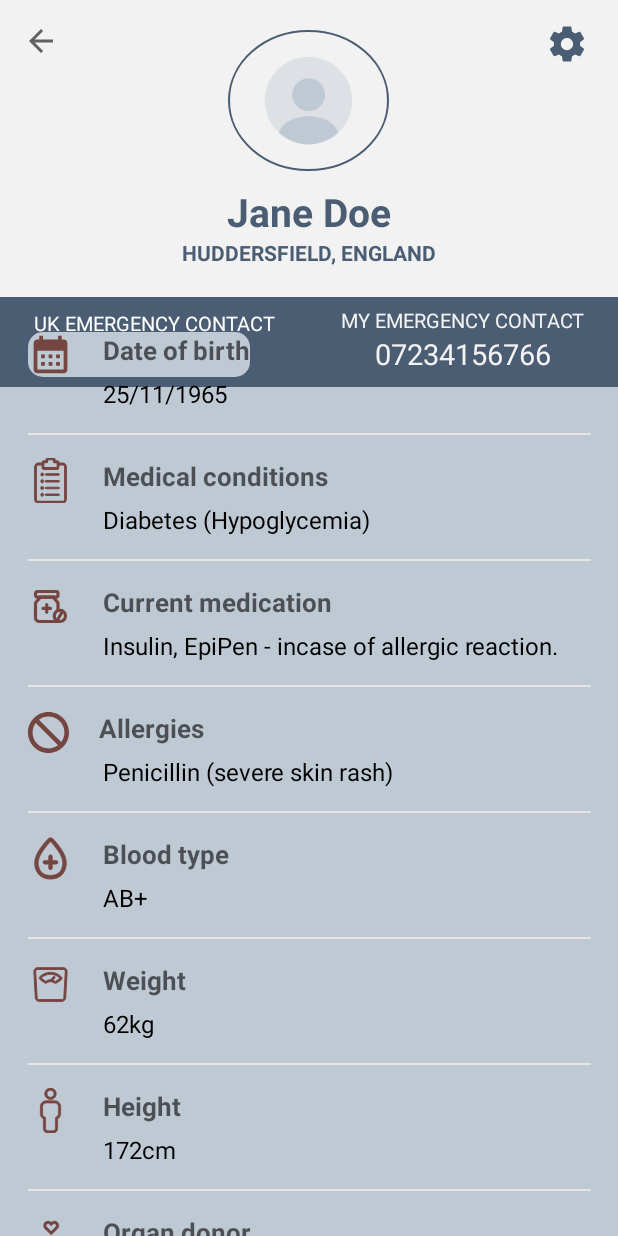
After one commit to amina-haq/CareCompanion, an Android app: the Medical_Id screen opened directly, with no data from a screen before it, on a phone screen of 412 x 824 dp. The commit adds this screen. Run offline under Robolectric (Android 15) with nearby library versions, the light colour scheme and no system bars; Roboto replaces fonts that are not available here.

Commit message:
medical id layout

```diff
--- /dev/null
+++ b/app/src/main/java/com/example/carecompanion/Medical_Id.java
@@ -0,0 +1,24 @@
+package com.example.carecompanion;
+
+import android.os.Bundle;
+
+import androidx.activity.EdgeToEdge;
+import androidx.appcompat.app.AppCompatActivity;
+import androidx.core.graphics.Insets;
+import androidx.core.view.ViewCompat;
+import androidx.core.view.WindowInsetsCompat;
+
+public class Medical_Id extends AppCompatActivity {
+
+    @Override
+    protected void onCreate(Bundle savedInstanceState) {
+        super.onCreate(savedInstanceState);
+        EdgeToEdge.enable(this);
+        setContentView(R.layout.activity_medical_id);
+        ViewCompat.setOnApplyWindowInsetsListener(findViewById(R.id.main), (v, insets) -> {
+            Insets systemBars = insets.getInsets(WindowInsetsCompat.Type.systemBars());
+            v.setPadding(systemBars.left, systemBars.top, systemBars.right, systemBars.bottom);
+            return insets;
+        });
+    }
+}
--- /dev/null
+++ b/app/src/main/res/drawable/calendar2.xml
@@ -0,0 +1,12 @@
+<vector xmlns:android="http://schemas.android.com/apk/res/android"
+    android:height="30dp"
+    android:tint="#754541"
+    android:viewportHeight="24"
+    android:viewportWidth="24"
+    android:width="30dp">
+
+    <path
+        android:fillColor="#754541"
+        android:pathData="M19,4h-1V2h-2v2H8V2H6v2H5C3.89,4 3.01,4.9 3.01,6L3,20c0,1.1 0.89,2 2,2h14c1.1,0 2,-0.9 2,-2V6C21,4.9 20.1,4 19,4zM19,20H5V10h14V20zM9,14H7v-2h2V14zM13,14h-2v-2h2V14zM17,14h-2v-2h2V14zM9,18H7v-2h2V18zM13,18h-2v-2h2V18zM17,18h-2v-2h2V18z"/>
+
+</vector>
--- /dev/null
+++ b/app/src/main/res/drawable/circle_border.xml
@@ -0,0 +1,9 @@
+<?xml version="1.0" encoding="utf-8"?>
+<shape xmlns:android="http://schemas.android.com/apk/res/android"
+    android:shape="oval">
+
+    <stroke
+        android:width="1.25dp"
+        android:color="@color/dark_blue" />
+
+</shape>
--- /dev/null
+++ b/app/src/main/res/drawable/medical_settings_logo.xml
@@ -0,0 +1,9 @@
+<vector xmlns:android="http://schemas.android.com/apk/res/android"
+    android:width="28dp"
+    android:height="28dp"
+    android:viewportWidth="24.0"
+    android:viewportHeight="24.0">
+    <path
+        android:fillColor="@color/dark_blue"
+        android:pathData="M19.43,12.98c0.04,-0.32 0.07,-0.64 0.07,-0.98s-0.03,-0.66 -0.07,-0.98l2.11,-1.65c0.19,-0.15 0.24,-0.42 0.12,-0.64l-2,-3.46c-0.12,-0.22 -0.39,-0.3 -0.61,-0.22l-2.49,1c-0.52,-0.4 -1.08,-0.73 -1.69,-0.98l-0.38,-2.65C14.46,2.18 14.25,2 14,2h-4c-0.25,0 -0.46,0.18 -0.49,0.42l-0.38,2.65c-0.61,0.25 -1.17,0.59 -1.69,0.98l-2.49,-1c-0.23,-0.09 -0.49,0 -0.61,0.22l-2,3.46c-0.13,0.22 -0.07,0.49 0.12,0.64l2.11,1.65c-0.04,0.32 -0.07,0.65 -0.07,0.98s0.03,0.66 0.07,0.98l-2.11,1.65c-0.19,0.15 -0.24,0.42 -0.12,0.64l2,3.46c0.12,0.22 0.39,0.3 0.61,0.22l2.49,-1c0.52,0.4 1.08,0.73 1.69,0.98l0.38,2.65c0.03,0.24 0.24,0.42 0.49,0.42h4c0.25,0 0.46,-0.18 0.49,-0.42l0.38,-2.65c0.61,-0.25 1.17,-0.59 1.69,-0.98l2.49,1c0.23,0.09 0.49,0 0.61,-0.22l2,-3.46c0.12,-0.22 0.07,-0.49 -0.12,-0.64l-2.11,-1.65zM12,15.5c-1.93,0 -3.5,-1.57 -3.5,-3.5s1.57,-3.5 3.5,-3.5 3.5,1.57 3.5,3.5 -1.57,3.5 -3.5,3.5z"/>
+</vector>
--- a/app/src/main/res/drawable/profile_circle.xml
+++ b/app/src/main/res/drawable/profile_circle_logo.xml
@@ -1,6 +1,6 @@
 <vector xmlns:android="http://schemas.android.com/apk/res/android"
-    android:width="64dp"
-    android:height="64dp"
+    android:width="70dp"
+    android:height="70dp"
     android:viewportWidth="24"
     android:viewportHeight="24">
     <path
--- /dev/null
+++ b/app/src/main/res/layout/activity_medical_id.xml
@@ -0,0 +1,380 @@
+<?xml version="1.0" encoding="utf-8"?>
+<androidx.constraintlayout.widget.ConstraintLayout xmlns:android="http://schemas.android.com/apk/res/android"
+    xmlns:app="http://schemas.android.com/apk/res-auto"
+    xmlns:tools="http://schemas.android.com/tools"
+    android:id="@+id/main"
+    android:layout_width="wrap_content"
+    android:layout_height="match_parent"
+    tools:context=".MainActivity"
+    android:background="#BEC9D3">
+
+    <RelativeLayout
+        android:id="@+id/relativeLayout"
+        android:layout_width="match_parent"
+        android:layout_height="wrap_content"
+        android:background="#F2F2F2"
+        tools:ignore="MissingConstraints">
+
+        <ImageButton
+            android:id="@+id/backButton"
+            android:layout_width="wrap_content"
+            android:layout_height="wrap_content"
+            android:layout_marginStart="15dp"
+            android:layout_marginTop="15dp"
+            android:background="#F2F2F2"
+            android:onClick="launchHomepage"
+            app:srcCompat="?attr/actionModeCloseDrawable" />
+
+
+        <ImageButton
+            android:layout_width="wrap_content"
+            android:layout_height="wrap_content"
+            android:layout_alignParentEnd="true"
+            android:layout_marginTop="15dp"
+            android:paddingEnd="20dp"
+            android:adjustViewBounds="true"
+            app:srcCompat="@drawable/medical_settings_logo"
+            android:background="#F2F2F2"
+            android:onClick="launchSettingsPage"/>
+
+        <ImageView
+            android:id="@+id/profile"
+            android:layout_width="107dp"
+            android:layout_height="94dp"
+            android:layout_centerHorizontal="true"
+            android:layout_marginTop="20dp"
+            android:layout_marginBottom="9dp"
+            android:adjustViewBounds="true"
+            android:background="@drawable/circle_border"
+            android:padding="3dp"
+            android:scaleType="centerInside"
+            android:src="@drawable/profile_circle_logo" />
+
+        <TextView
+            android:id="@+id/tv_name"
+            android:layout_width="wrap_content"
+            android:layout_height="wrap_content"
+            android:layout_below="@+id/profile"
+            android:layout_alignBaseline="@+id/profile"
+            android:layout_centerHorizontal="true"
+            android:text="@string/name"
+            android:textColor="@color/dark_blue"
+            android:textSize="26sp"
+            android:textStyle="bold" />
+
+        <TextView
+            android:id="@+id/tv_address"
+            android:layout_width="wrap_content"
+            android:layout_height="wrap_content"
+            android:layout_below="@+id/tv_name"
+            android:layout_centerHorizontal="true"
+            android:text="@string/location"
+            android:textAllCaps="true"
+            android:textColor="@color/dark_blue"
+            android:textSize="14sp"
+            android:textStyle="bold" />
+
+        <LinearLayout
+            android:id="@+id/linlay1"
+            android:layout_width="match_parent"
+            android:layout_height="wrap_content"
+            android:layout_below="@id/tv_address"
+            android:layout_marginTop="20dp"
+            android:orientation="horizontal">
+
+            <RelativeLayout
+                android:layout_width="match_parent"
+                android:layout_height="60dp"
+                android:layout_gravity="center"
+                android:layout_weight="1"
+                android:background="@color/dark_blue"
+                android:gravity="center"
+                android:paddingTop="6dp"
+                android:paddingBottom="5dp">
+
+                <LinearLayout
+                    android:layout_width="wrap_content"
+                    android:layout_height="wrap_content"
+                    android:gravity="center_horizontal"
+                    android:orientation="vertical">
+
+                    <TextView
+                        android:layout_width="wrap_content"
+                        android:layout_height="wrap_content"
+                        android:text="@string/emergency_contact"
+                        android:textAllCaps="true"
+                        android:textColor="@color/white"
+                        android:textSize="13sp" />
+
+                    <TextView
+                        android:layout_width="wrap_content"
+                        android:layout_height="wrap_content"
+                        android:text="@string/emergency_no"
+                        android:textColor="@color/white"
+                        android:textSize="19sp" />
+                </LinearLayout>
+            </RelativeLayout>
+
+            <RelativeLayout
+                android:layout_width="match_parent"
+                android:layout_height="60dp"
+                android:layout_gravity="center"
+                android:layout_weight="1"
+                android:background="@color/dark_blue"
+                android:gravity="center_horizontal"
+                android:orientation="vertical"
+                android:paddingTop="6dp"
+                android:paddingBottom="5dp">
+
+                <LinearLayout
+                    android:layout_width="wrap_content"
+                    android:layout_height="wrap_content"
+                    android:gravity="center_horizontal"
+                    android:orientation="vertical">
+
+                    <TextView
+                        android:layout_width="wrap_content"
+                        android:layout_height="wrap_content"
+                        android:text="@string/my_emergency_contact"
+                        android:textAllCaps="true"
+                        android:textColor="#F2F2F2"
+                        android:textSize="13sp" />
+
+                    <TextView
+                        android:layout_width="wrap_content"
+                        android:layout_height="wrap_content"
+                        android:text="07234156766"
+                        android:textColor="#F2F2F2"
+                        android:textSize="19sp" />
+                </LinearLayout>
+            </RelativeLayout>
+        </LinearLayout>
+
+    </RelativeLayout>
+
+
+    <LinearLayout
+        android:layout_width="wrap_content"
+        android:layout_height="wrap_content"
+        android:orientation="vertical"
+        app:layout_constraintBottom_toBottomOf="parent"
+        app:layout_constraintEnd_toEndOf="parent"
+        app:layout_constraintStart_toStartOf="parent"
+        app:layout_constraintTop_toBottomOf="@+id/relativeLayout"
+        tools:ignore="MissingConstraints">
+
+
+        <TextView
+            android:id="@+id/txtDOB"
+            android:layout_width="wrap_content"
+            android:layout_height="30dp"
+            android:background="@drawable/medical_id_bg"
+            android:drawableStart="@drawable/calendar2"
+            android:drawablePadding="20dp"
+            android:hint="@string/date_of_birth"
+            android:textColor="@color/dark_blue"
+            android:textSize="17sp"
+            android:textStyle="bold" />
+
+        <TextView
+            android:layout_width="wrap_content"
+            android:layout_height="wrap_content"
+            android:paddingStart="50dp"
+            android:text="@string/DOB"
+            android:textColor="#000000"
+            android:textSize="16sp" />
+
+        <View
+            android:layout_width="match_parent"
+            android:layout_height="1dp"
+            android:layout_marginTop="15dp"
+            android:background="@color/grey" />
+
+
+        <TextView
+            android:id="@+id/txtcondition"
+            android:layout_width="wrap_content"
+            android:layout_height="30dp"
+            android:layout_marginTop="15dp"
+            android:background="@drawable/medical_id_bg"
+            android:drawableStart="@drawable/clipboard_list_logo"
+            android:drawablePadding="20dp"
+            android:hint="@string/medical_conditions"
+            android:textColor="@color/dark_blue"
+            android:textSize="17sp"
+            android:textStyle="bold" />
+
+        <TextView
+            android:layout_width="wrap_content"
+            android:layout_height="wrap_content"
+            android:paddingStart="50dp"
+            android:text="@string/medical_condition"
+            android:textColor="#000000"
+            android:textSize="16sp" />
+
+        <View
+            android:layout_width="match_parent"
+            android:layout_height="1dp"
+            android:layout_marginTop="15dp"
+            android:background="@color/grey" />
+
+        <TextView
+            android:id="@+id/txtcondition4"
+            android:layout_width="wrap_content"
+            android:layout_height="30dp"
+            android:layout_marginTop="15dp"
+            android:background="@drawable/medical_id_bg"
+            android:drawableStart="@drawable/medicine_logo"
+            android:drawablePadding="20dp"
+            android:hint="@string/current_medication"
+            android:textColor="@color/dark_blue"
+            android:textSize="17sp"
+            android:textStyle="bold" />
+
+        <TextView
+            android:layout_width="wrap_content"
+            android:layout_height="wrap_content"
+            android:paddingStart="50dp"
+            android:text="@string/current_medications"
+            android:textColor="#000000"
+            android:textSize="16sp" />
+
+        <View
+            android:layout_width="match_parent"
+            android:layout_height="1dp"
+            android:layout_marginTop="15dp"
+            android:background="@color/grey" />
+
+        <TextView
+            android:id="@+id/txtcondition3"
+            android:layout_width="wrap_content"
+            android:layout_height="30dp"
+            android:layout_marginTop="15dp"
+            android:background="@drawable/medical_id_bg"
+            android:drawableStart="@drawable/no_logo"
+            android:drawablePadding="20dp"
+            android:hint="@string/allergies"
+            android:textColor="@color/dark_blue"
+            android:textSize="17sp"
+            android:textStyle="bold" />
+
+        <TextView
+            android:layout_width="wrap_content"
+            android:layout_height="wrap_content"
+            android:paddingStart="50dp"
+            android:text="@string/allergy"
+            android:textColor="#000000"
+            android:textSize="16sp" />
+
+        <View
+            android:layout_width="375dp"
+            android:layout_height="1dp"
+            android:layout_marginTop="15dp"
+            android:background="@color/grey" />
+
+
+        <TextView
+            android:id="@+id/txtcondition2"
+            android:layout_width="wrap_content"
+            android:layout_height="30dp"
+            android:layout_marginTop="15dp"
+            android:background="@drawable/medical_id_bg"
+            android:drawableStart="@drawable/blood_type_logo"
+            android:drawablePadding="20dp"
+            android:hint="@string/blood_type"
+            android:textColor="@color/dark_blue"
+            android:textSize="17sp"
+            android:textStyle="bold" />
+
+        <TextView
+            android:layout_width="wrap_content"
+            android:layout_height="wrap_content"
+            android:paddingStart="50dp"
+            android:text="@string/my_blood_type"
+            android:textColor="#000000"
+            android:textSize="16sp" />
+
+        <View
+            android:layout_width="match_parent"
+            android:layout_height="1dp"
+            android:layout_marginTop="15dp"
+            android:background="@color/grey" />
+
+        <TextView
+            android:id="@+id/txtcondition5"
+            android:layout_width="match_parent"
+            android:layout_height="30dp"
+            android:layout_marginTop="15dp"
+            android:background="@drawable/medical_id_bg"
+            android:drawableStart="@drawable/weight_logo"
+            android:drawablePadding="20dp"
+            android:hint="@string/weight"
+            android:textColor="@color/dark_blue"
+            android:textSize="17sp"
+            android:textStyle="bold" />
+
+        <TextView
+            android:layout_width="wrap_content"
+            android:layout_height="wrap_content"
+            android:paddingStart="50dp"
+            android:text="62kg"
+            android:textColor="#000000"
+            android:textSize="16sp" />
+
+        <View
+            android:layout_width="match_parent"
+            android:layout_height="1dp"
+            android:layout_marginTop="15dp"
+            android:background="@color/grey" />
+
+        <TextView
+            android:id="@+id/txtcondition6"
+            android:layout_width="match_parent"
+            android:layout_height="30dp"
+            android:layout_marginTop="15dp"
+            android:background="@drawable/medical_id_bg"
+            android:drawableStart="@drawable/stick_man_logo"
+            android:drawablePadding="20dp"
+            android:hint="@string/height"
+            android:textColor="@color/dark_blue"
+            android:textSize="17sp"
+            android:textStyle="bold" />
+
+        <TextView
+            android:layout_width="wrap_content"
+            android:layout_height="wrap_content"
+            android:paddingStart="50dp"
+            android:text="172cm"
+            android:textColor="#000000"
+            android:textSize="16sp" />
+
+        <View
+            android:layout_width="match_parent"
+            android:layout_height="1dp"
+            android:layout_marginTop="15dp"
+            android:background="@color/grey" />
+
+        <TextView
+            android:id="@+id/txtcondition7"
+            android:layout_width="match_parent"
+            android:layout_height="30dp"
+            android:layout_marginTop="15dp"
+            android:background="@drawable/medical_id_bg"
+            android:drawableStart="@drawable/donation_logo"
+            android:drawablePadding="20dp"
+            android:hint="@string/organ_donor"
+            android:textColor="@color/dark_blue"
+            android:textSize="17sp"
+            android:textStyle="bold" />
+
+        <TextView
+            android:layout_width="wrap_content"
+            android:layout_height="wrap_content"
+            android:paddingStart="50dp"
+            android:text="Yes"
+            android:textColor="#000000"
+            android:textSize="16sp" />
+
+    </LinearLayout>
+
+</androidx.constraintlayout.widget.ConstraintLayout>
--- a/app/src/main/res/layout/header.xml
+++ b/app/src/main/res/layout/header.xml
@@ -13,7 +13,7 @@
     <ImageView
         android:layout_width="85dp"
         android:layout_height="85dp"
-        android:src="@drawable/profile_circle" />
+        android:src="@drawable/profile_circle_logo" />
 
     <TextView
         android:layout_width="wrap_content"
--- a/app/src/main/res/values/colors.xml
+++ b/app/src/main/res/values/colors.xml
@@ -3,4 +3,5 @@
     <color name="black">#FF000000</color>
     <color name="white">#FFFFFFFF</color>
     <color name="dark_blue">#4a5d73</color>
+    <color name="grey">#E5E5E5</color>
 </resources>
--- a/app/src/main/res/values/strings.xml
+++ b/app/src/main/res/values/strings.xml
@@ -67,5 +67,18 @@
     <string name="add_reminder">New Reminder</string>
     <string name="no_reminders">No Reminders</string>
 
+    // Medical Id
+    <string name="name">Jane Doe</string>
+    <string name="location">Huddersfield, England</string>
+    <string name="emergency_contact">UK Emergency Contact</string>
+    <string name="emergency_no">999</string>
+    <string name="my_emergency_contact">My Emergency Contact</string>
+    <string name="DOB">25/11/1965</string>
+    <string name="medical_condition">Diabetes (Hypoglycemia)</string>
+    <string name="current_medications"> Insulin, EpiPen - incase of allergic reaction.</string>
+    <string name="allergy">Penicillin (severe skin rash)</string>
+    <string name="my_blood_type">AB+</string>
+
+
 
 </resources>
```
Also changed, not shown: app/src/main/AndroidManifest.xml (+5 -2 lines).
